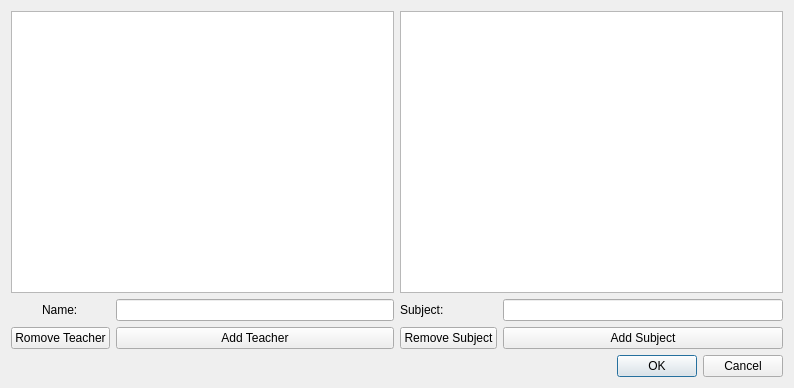
Old version of the form teacher_dialog.ui in the repository blumix/scheduler.
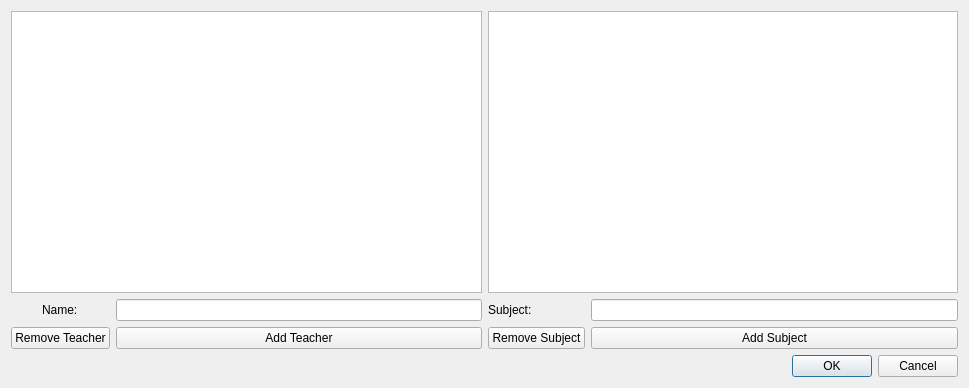
New version of the form.

What changed in the file:
```diff
--- a/teacher_dialog.ui
+++ b/teacher_dialog.ui
@@ -6,7 +6,7 @@
    <rect>
     <x>0</x>
     <y>0</y>
-    <width>794</width>
+    <width>969</width>
     <height>388</height>
    </rect>
   </property>
@@ -49,7 +49,7 @@
          <item row="1" column="0">
           <widget class="QPushButton" name="remove_t_button">
            <property name="text">
-            <string>Romove Teacher</string>
+            <string>Remove Teacher</string>
            </property>
           </widget>
          </item>
```
